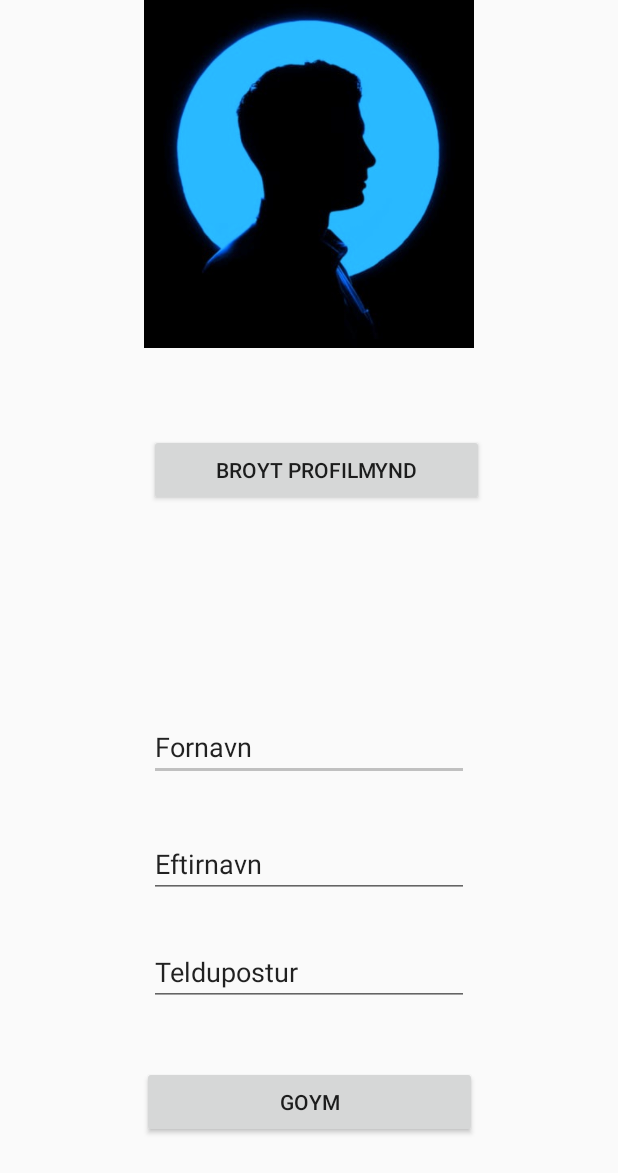
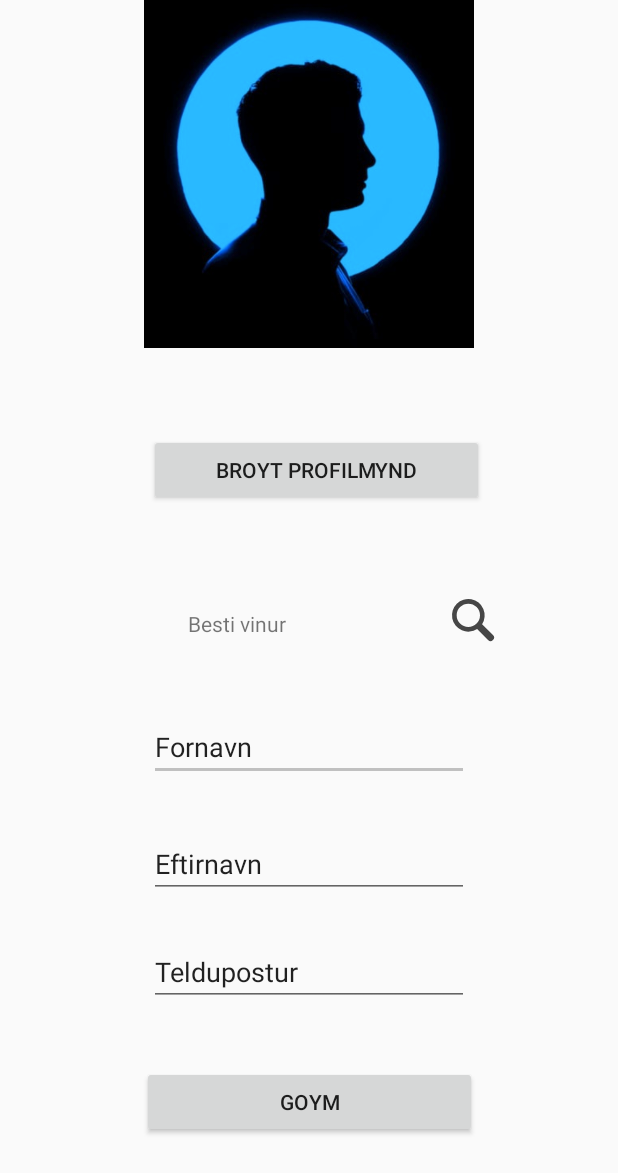
Before and after one commit to Turmz/ID8-MAD, an Android app: the ProfileActivity screen opened directly, with no data from a screen before it, on a phone screen of 412 x 824 dp. Shown: the top 1173 px of the screen. Run offline under Robolectric (Android 15) with nearby library versions, the phone set to English and light mode, and no system bars.

Commit message:
Lecture 7 started - opgave 1
Opgaver til opgaveregning:
Gruppeopgave:se GruppeopgaverMAD07.docx

[v] Opgave på slide 53: Content Providers/ Content Resolvers
Opgave på slide 54:Fragments

```diff
--- a/app/src/main/AndroidManifest.xml
+++ b/app/src/main/AndroidManifest.xml
@@ -3,6 +3,7 @@
     package="com.example.alaborg">
     <uses-permission android:name="android.permission.CAMERA" />
     <uses-permission android:name="android.permission.WRITE_EXTERNAL_STORAGE" />
+    <uses-permission android:name="android.permission.READ_CONTACTS" />
     <uses-feature android:name="android.hardware.camera" android:required="false" />
     <uses-feature android:name="android.hardware.camera.front" android:required="false" />
     <application
--- a/app/src/main/java/com/example/alaborg/ProfileActivity.java
+++ b/app/src/main/java/com/example/alaborg/ProfileActivity.java
@@ -5,19 +5,19 @@ import android.app.Activity;
 import android.content.Intent;
 import android.content.SharedPreferences;
 import android.content.pm.PackageManager;
+import android.database.Cursor;
 import android.graphics.Bitmap;
-import android.graphics.BitmapFactory;
+import android.net.Uri;
 import android.os.Bundle;
-import android.util.Base64;
+import android.provider.ContactsContract;
 import android.util.Log;
 import android.view.View;
 import android.widget.Button;
 import android.widget.EditText;
 import android.widget.ImageView;
+import android.widget.TextView;
 
 import androidx.annotation.NonNull;
-
-import java.io.ByteArrayOutputStream;
 
 public class ProfileActivity extends Activity
 {
@@ -25,6 +25,7 @@ public class ProfileActivity extends Activity
     private ImageView imageView;
     private static final int MY_CAMERA_PERMISSION_CODE = 100;
     public static final String MY_PREFS_NAME = "ProfileInformation";
+    private static int PICK_CONTACT = 0;
 
     @Override
     public void onCreate(Bundle savedInstanceState)
@@ -38,14 +39,17 @@ public class ProfileActivity extends Activity
 
         this.imageView = this.findViewById(R.id.imageView_profile_pic);
         Button photoButton = this.findViewById(R.id.btn_change_pic);
-        Button btn_save = findViewById(R.id.btn_save);
+        Button btnSave = findViewById(R.id.btn_save);
+        Button btnBestFriend = findViewById(R.id.btn_friend);
 
         final EditText etfname = findViewById(R.id.editText_fname);
         final EditText etlname = findViewById(R.id.editText_lname);
         final EditText etemail = findViewById(R.id.editText_email);
+        final TextView bff = findViewById(R.id.tvBestFriend);
         etfname.setText(prefs.getString("firstname", "Fornavn"));
         etlname.setText(prefs.getString("lastname", "Eftirnavn"));
         etemail.setText(prefs.getString("email", "Teldupostur"));
+        bff.setText(prefs.getString("bestfriend", "Besti vinur"));
 
         photoButton.setOnClickListener(new View.OnClickListener()
                 {
@@ -64,7 +68,7 @@ public class ProfileActivity extends Activity
             }
         });
 
-        btn_save.setOnClickListener(new View.OnClickListener()
+        btnSave.setOnClickListener(new View.OnClickListener()
         {
             @Override
             public void onClick(View v)
@@ -72,17 +76,28 @@ public class ProfileActivity extends Activity
                 editor.putString("firstname", etfname.getText().toString());
                 editor.putString("lastname", etlname.getText().toString());
                 editor.putString("email", etemail.getText().toString());
+                editor.putString("bestfriend", bff.getText().toString());
                 editor.apply();
                 Log.i("ProfileActivity", "First name " + etfname.getText().toString() + " saved to SharedPreferences.");
                 Log.i("ProfileActivity", "Last name " + etlname.getText().toString() + " saved to SharedPreferences.");
                 Log.i("ProfileActivity", "E-mail Address " + etemail.getText().toString() + " saved to SharedPreferences.");
+                Log.i("ProfileActivity", "Bestfriend: " + bff.getText().toString() + " saved to SharedPreferences.");
                 startActivity(new Intent(ProfileActivity.this, MainActivity.class));
                 Log.i("ProfileActivity", "Save button clicked!");
             }
         });
+
+        btnBestFriend.setOnClickListener(new View.OnClickListener()
+        {
+            @Override
+            public void onClick(View v)
+            {
+                Intent intent = new Intent(Intent.ACTION_PICK, ContactsContract.Contacts.CONTENT_URI);
+                startActivityForResult(intent, PICK_CONTACT);
+                Log.i("ProfileActivity", "Search button clicked!");
+            }
+        });
     }
-
-
 
     @Override
     public void onRequestPermissionsResult(int requestCode, @NonNull String[] permissions, @NonNull int[] grantResults)
@@ -110,6 +125,18 @@ public class ProfileActivity extends Activity
         {
             Bitmap photo = (Bitmap) data.getExtras().get("data");
             imageView.setImageBitmap(photo);
+        }
+
+        if (requestCode == PICK_CONTACT) {
+            if (resultCode == RESULT_OK) {
+                Uri contactUri = data.getData();
+                Cursor cursor = getContentResolver().query(contactUri, null, null, null, null);
+                cursor.moveToFirst();
+                int column = cursor.getColumnIndex(ContactsContract.Contacts.DISPLAY_NAME);
+                String name = cursor.getString(column);
+                TextView display = findViewById(R.id.tvBestFriend);
+                display.setText(name);
+            }
         }
     }
 
--- /dev/null
+++ b/app/src/main/res/drawable/ic_search.xml
@@ -0,0 +1,9 @@
+<vector xmlns:android="http://schemas.android.com/apk/res/android"
+    android:width="24dp"
+    android:height="24dp"
+    android:viewportWidth="24"
+    android:viewportHeight="24">
+  <path
+      android:pathData="M20.56,18.44l-4.67,-4.67a7,7 0,1 0,-2.12 2.12l4.67,4.67a1.5,1.5 0,0 0,2.12 0A1.49,1.49 0,0 0,20.56 18.44ZM5,10a5,5 0,1 1,5 5A5,5 0,0 1,5 10Z"
+      android:fillColor="#464646"/>
+</vector>
--- a/app/src/main/res/layout/activity_profile.xml
+++ b/app/src/main/res/layout/activity_profile.xml
@@ -30,6 +30,34 @@
         app:layout_constraintStart_toStartOf="parent"
         app:layout_constraintTop_toTopOf="parent"
         app:layout_constraintVertical_bias="0.373" />
+
+    <TextView
+        android:id="@+id/tvBestFriend"
+        android:layout_width="wrap_content"
+        android:layout_height="wrap_content"
+        android:layout_marginBottom="56dp"
+        android:ems="10"
+        android:hint="@string/bestfriend"
+        app:layout_constraintBottom_toBottomOf="parent"
+        app:layout_constraintEnd_toEndOf="parent"
+
+        app:layout_constraintHorizontal_bias="0.497"
+        app:layout_constraintStart_toStartOf="parent"
+        app:layout_constraintTop_toTopOf="parent"
+        app:layout_constraintVertical_bias="0.542" />
+
+    <Button
+        android:id="@+id/btn_friend"
+        android:layout_width="56px"
+        android:layout_height="56px"
+        android:layout_marginStart="5dp"
+        android:background="@drawable/ic_search"
+        app:layout_constraintBottom_toBottomOf="parent"
+        app:layout_constraintEnd_toEndOf="parent"
+        app:layout_constraintHorizontal_bias="0.072"
+        app:layout_constraintStart_toEndOf="@+id/tvBestFriend"
+        app:layout_constraintTop_toBottomOf="@+id/btn_change_pic"
+        app:layout_constraintVertical_bias="0.127" />
 
     <EditText
         android:id="@+id/editText_fname"
--- a/app/src/main/res/values/strings.xml
+++ b/app/src/main/res/values/strings.xml
@@ -13,4 +13,5 @@
     <string name="lastname_string">Eftirnavn</string>
     <string name="email_string">Teldupostur</string>
     <string name="btn_save">Goym</string>
+    <string name="bestfriend">Besti vinur</string>
 </resources>
```
